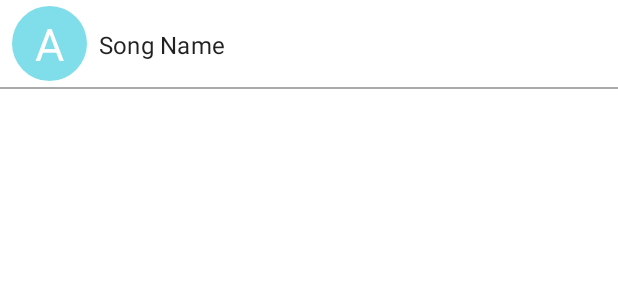
After one commit to Amanegi/Gdrive-Music, an Android app: the layout song_row_layout.xml on its own in the app's theme, with its tools: preview values and no code run, on a phone screen of 412 x 824 dp. The commit adds this screen. Shown: the top 300 px of the screen. Run offline under Robolectric (Android 15) with nearby library versions, the phone set to English and light mode, and no system bars.

Commit message:
fetch songs from music folder and display to recycler view

```diff
--- /dev/null
+++ b/app/src/main/res/drawable/song_initial_bg.xml
@@ -0,0 +1,10 @@
+<?xml version="1.0" encoding="utf-8"?>
+<shape xmlns:android="http://schemas.android.com/apk/res/android"
+    android:shape="oval">
+
+    <solid android:color="#80DEEA" />
+
+    <size
+        android:width="100dp"
+        android:height="100dp" />
+</shape>
--- /dev/null
+++ b/app/src/main/res/layout/song_row_layout.xml
@@ -0,0 +1,45 @@
+<?xml version="1.0" encoding="utf-8"?>
+<androidx.constraintlayout.widget.ConstraintLayout xmlns:android="http://schemas.android.com/apk/res/android"
+    xmlns:app="http://schemas.android.com/apk/res-auto"
+    xmlns:tools="http://schemas.android.com/tools"
+    android:layout_width="match_parent"
+    android:layout_height="wrap_content">
+
+    <TextView
+        android:id="@+id/songImage"
+        android:layout_width="50dp"
+        android:layout_height="50dp"
+        android:layout_marginTop="4dp"
+        android:layout_marginBottom="5dp"
+        android:layout_marginStart="8dp"
+        android:background="@drawable/song_initial_bg"
+        android:gravity="center"
+        android:textColor="@color/white"
+        android:textSize="30sp"
+        app:layout_constraintBottom_toBottomOf="parent"
+        app:layout_constraintStart_toStartOf="parent"
+        app:layout_constraintTop_toTopOf="parent"
+        tools:text="A" />
+
+    <TextView
+        android:id="@+id/songName"
+        android:layout_width="0dp"
+        android:layout_height="wrap_content"
+        android:layout_marginStart="8dp"
+        android:maxLines="2"
+        android:textAppearance="@style/TextAppearance.MaterialComponents.Subtitle1"
+        app:layout_constraintBottom_toBottomOf="parent"
+        app:layout_constraintEnd_toEndOf="parent"
+        app:layout_constraintStart_toEndOf="@id/songImage"
+        app:layout_constraintTop_toTopOf="parent"
+        tools:text="Song Name" />
+
+    <View
+        android:layout_width="match_parent"
+        android:layout_height="1dp"
+        android:background="@android:color/darker_gray"
+        app:layout_constraintBottom_toBottomOf="parent"
+        app:layout_constraintEnd_toEndOf="parent"
+        app:layout_constraintStart_toStartOf="parent" />
+
+</androidx.constraintlayout.widget.ConstraintLayout>
--- a/app/src/main/res/values/strings.xml
+++ b/app/src/main/res/values/strings.xml
@@ -1,4 +1,5 @@
 <resources>
     <string name="app_name">Gdrive Music</string>
     <string name="logout">Logout</string>
+    <string name="music_folder_is_empty">Music folder is empty.</string>
 </resources>
```
Also changed, not shown: app/src/main/java/com/amannegi/gdrivemusic/LoginActivity.kt (+2 -13 lines), app/src/main/java/com/amannegi/gdrivemusic/MainActivity.kt (+20 -32 lines), app/src/main/java/com/amannegi/gdrivemusic/adapter/MainRecyclerViewAdapter.kt (added, +41 -0 lines), app/src/main/java/com/amannegi/gdrivemusic/helper/DriveHelper.kt (+28 -0 lines), app/src/main/java/com/amannegi/gdrivemusic/helper/GoogleSignInHelper.kt (added, +19 -0 lines), app/src/main/res/layout/activity_main.xml (+26 -5 lines).
